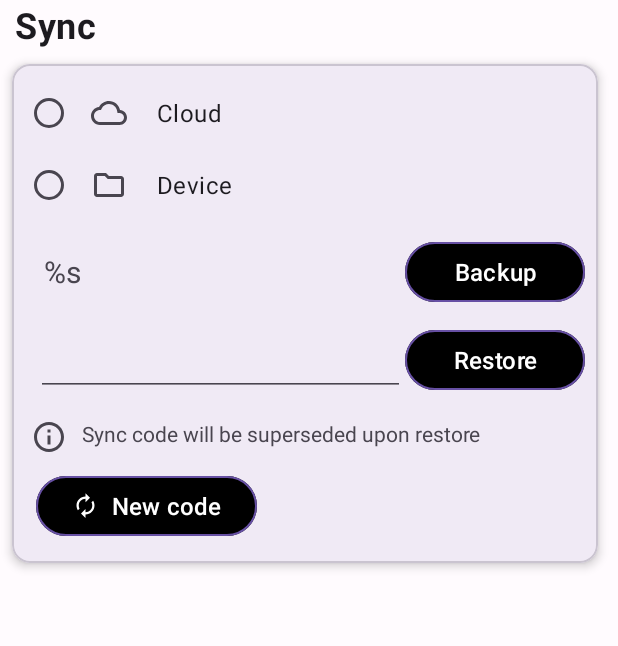
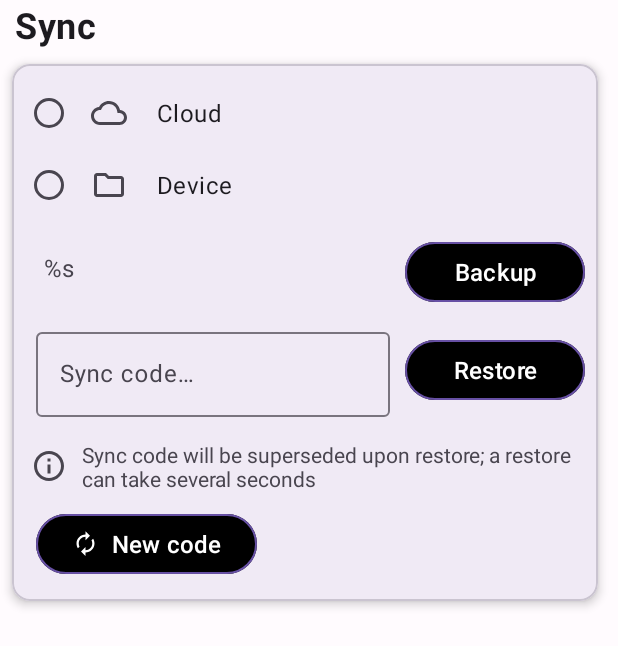
Before and after one commit to jameshnsears/QuoteUnquote, an Android app: the layout fragment_sync.xml on its own in the app's theme, with its tools: preview values and no code run, on a phone screen of 412 x 824 dp. Shown: the top 646 px of the screen. Run offline under Robolectric (Android 15) with nearby library versions, the phone set to English and light mode, and no system bars.

Commit message:
changelogs/160.txt

```diff
--- a/app/build.gradle
+++ b/app/build.gradle
@@ -46,9 +46,9 @@ android {
         applicationId "com.github.jameshnsears.quoteunquote"
 
         // changelog version | min sdk | target sdk
-        versionCode 1592433
+        versionCode 1602433
         // semantic versioning
-        versionName "4.31.0"
+        versionName "4.32.0"
 
         vectorDrawables.useSupportLibrary = true
 
--- a/app/src/main/res/layout/fragment_sync.xml
+++ b/app/src/main/res/layout/fragment_sync.xml
@@ -105,7 +105,7 @@
                             android:paddingEnd="48dp"
                             android:text="@string/fragment_archive_backup_local_code_value"
                             android:textIsSelectable="true"
-                            android:textSize="20sp" />
+                            android:textSize="16sp" />
 
                     <Button
                             android:id="@+id/buttonBackup"
@@ -127,18 +127,25 @@
                         android:paddingStart="7dp"
                         android:paddingEnd="0dp">
 
-                    <EditText
-                            android:id="@+id/editTextRemoteCodeValue"
-                            android:layout_width="wrap_content"
+                    <com.google.android.material.textfield.TextInputLayout
+                            android:id="@+id/editTextRemoteCodeValueLayout"
+                            android:layout_width="match_parent"
                             android:layout_height="wrap_content"
                             android:layout_weight="1"
-                            android:ems="10"
-                            android:importantForAutofill="no"
-                            android:inputType="textPersonName"
-                            android:maxLength="10"
-                            android:minHeight="48dp"
-                            android:textSize="20sp"
-                            tools:ignore="LabelFor,TextContrastCheck" />
+                            android:paddingStart="0dp"
+                            android:paddingEnd="10dp"
+                            android:hint="@string/fragment_archive_backup_local_code"
+                            app:endIconMode="clear_text">
+
+                        <com.google.android.material.textfield.TextInputEditText
+                                android:id="@+id/editTextRemoteCodeValue"
+                                android:layout_width="match_parent"
+                                android:layout_height="wrap_content"
+                                android:layout_weight="1"
+                                android:inputType="textNoSuggestions"
+                                android:maxLength="10" />
+
+                    </com.google.android.material.textfield.TextInputLayout>
 
                     <Button
                             android:id="@+id/buttonRestore"
@@ -162,7 +169,7 @@
                         android:paddingStart="4dp"
                         android:paddingTop="5dp"
                         android:paddingEnd="0dp"
-                        android:paddingBottom="0dp"
+                        android:paddingBottom="5dp"
                         android:text="@string/fragment_archive_superseded"
                         android:textSize="14sp"
                         app:drawableStartCompat="@drawable/ic_info_24" />
```
Also changed, not shown: app/src/main/java/com/github/jameshnsears/quoteunquote/configure/fragment/sync/SyncFragment.java (+10 -0 lines), app/src/main/res/values-v24/strings.xml (+7 -6 lines), 2 other files.
